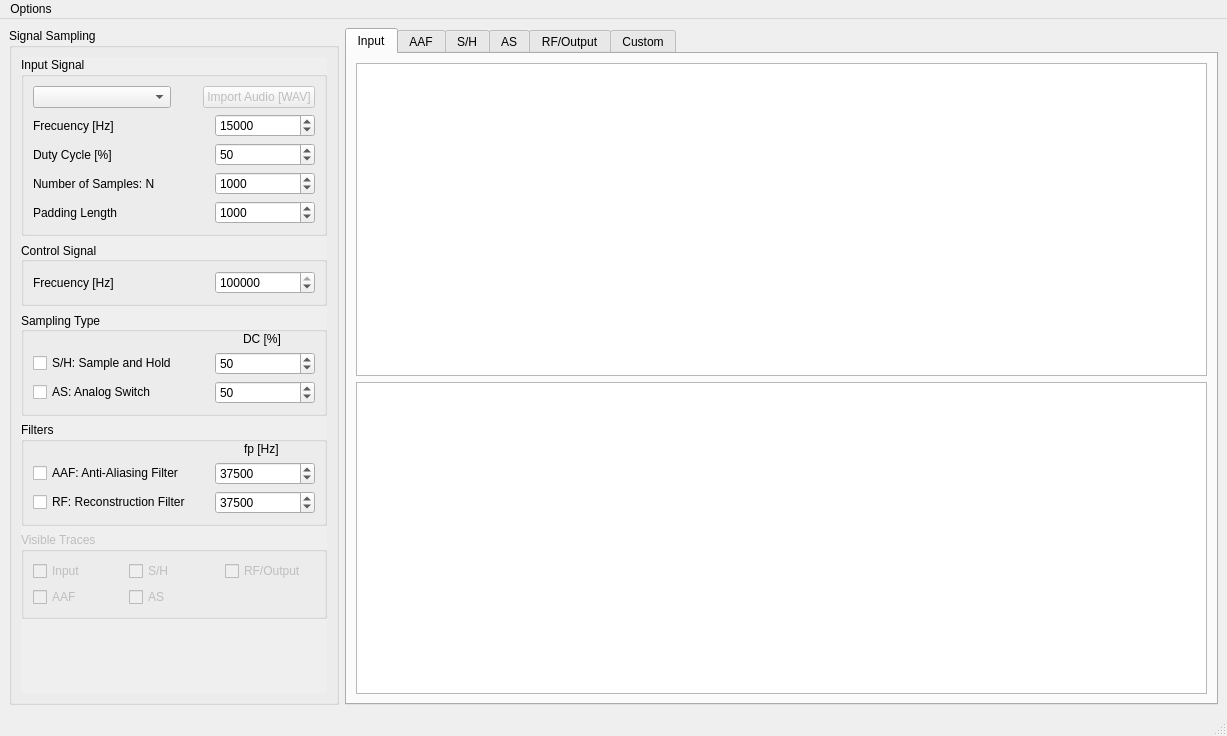
Above: qt_gui.ui from agussolari/assd_tp1_gui before the change. Below: the same form after it.
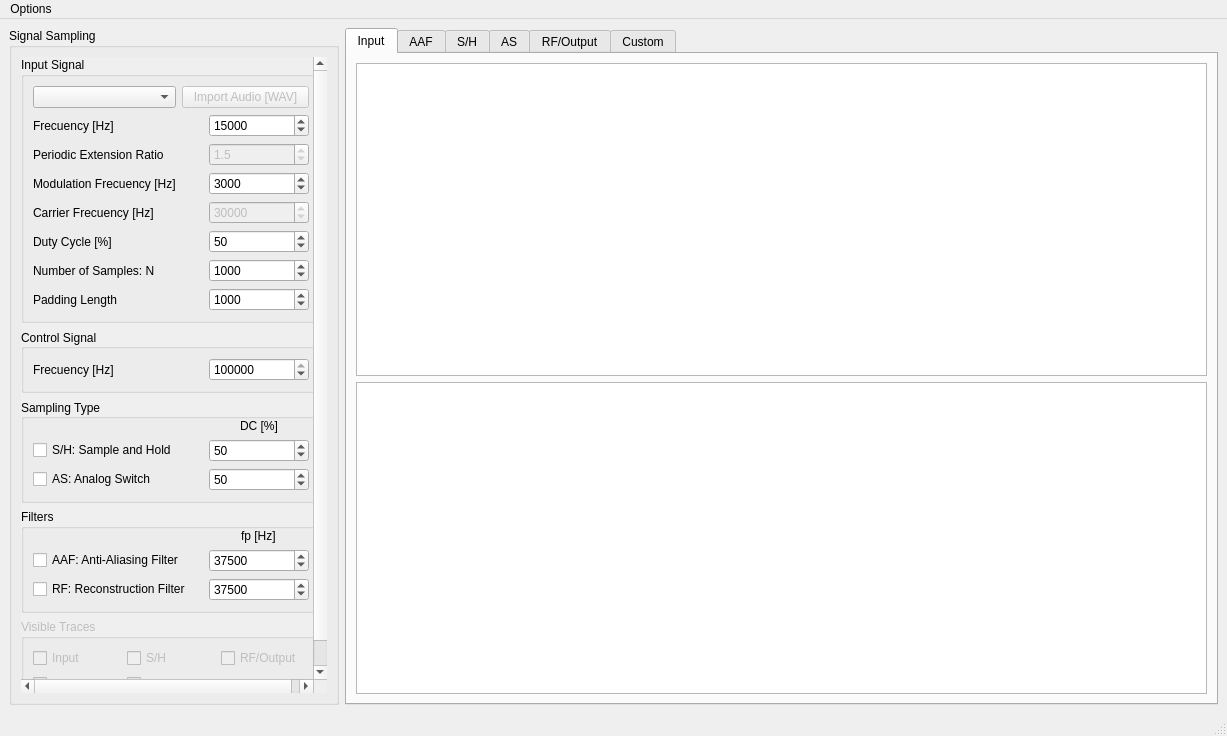
That is the form after the change. Custom widgets are drawn as their Qt base class.

Commit message: Added special signals and minor bug fixes

Patch:
```diff
--- a/qt_gui.ui
+++ b/qt_gui.ui
@@ -13,7 +13,7 @@
   <property name="minimumSize">
    <size>
     <width>200</width>
-    <height>600</height>
+    <height>400</height>
    </size>
   </property>
   <property name="windowTitle">
@@ -32,7 +32,7 @@
       <property name="minimumSize">
        <size>
         <width>200</width>
-        <height>500</height>
+        <height>300</height>
        </size>
       </property>
       <property name="maximumSize">
@@ -91,8 +91,8 @@
            <rect>
             <x>0</x>
             <y>0</y>
-            <width>306</width>
-            <height>623</height>
+            <width>310</width>
+            <height>644</height>
            </rect>
           </property>
           <property name="minimumSize">
@@ -137,66 +137,64 @@
              <property name="flat">
               <bool>false</bool>
              </property>
-             <layout class="QGridLayout" name="gridLayout_6" columnminimumwidth="0,0">
-              <item row="4" column="1" alignment="Qt::AlignRight">
-               <widget class="QSpinBox" name="spin_paddingLength">
-                <property name="minimumSize">
-                 <size>
-                  <width>100</width>
-                  <height>0</height>
-                 </size>
+             <layout class="QGridLayout" name="gridLayout_2">
+              <item row="0" column="0">
+               <widget class="QComboBox" name="box_typeInputSignal">
+                <property name="sizePolicy">
+                 <sizepolicy hsizetype="Expanding" vsizetype="Minimum">
+                  <horstretch>0</horstretch>
+                  <verstretch>0</verstretch>
+                 </sizepolicy>
                 </property>
-                <property name="maximumSize">
-                 <size>
-                  <width>100</width>
-                  <height>16777215</height>
-                 </size>
+                <property name="currentIndex">
+                 <number>-1</number>
                 </property>
-                <property name="minimum">
-                 <number>1</number>
+                <property name="frame">
+                 <bool>true</bool>
                 </property>
-                <property name="maximum">
-                 <number>100000</number>
-                </property>
-                <property name="value">
-                 <number>1000</number>
-                </property>
+                <item>
+                 <property name="text">
+                  <string>Sinusoidal</string>
+                 </property>
+                </item>
+                <item>
+                 <property name="text">
+                  <string>Exponential</string>
+                 </property>
+                </item>
+                <item>
+                 <property name="text">
+                  <string>Triangular</string>
+                 </property>
+                </item>
+                <item>
+                 <property name="text">
+                  <string>Square</string>
+                 </property>
+                </item>
+                <item>
+                 <property name="text">
+                  <string>AM</string>
+                 </property>
+                </item>
+                <item>
+                 <property name="text">
+                  <string>Audio</string>
+                 </property>
+                </item>
                </widget>
               </item>
-              <item row="2" column="0">
-               <widget class="QLabel" name="label_frecInputDuty">
-                <property name="text">
-                 <string>Duty Cycle [%]</string>
-                </property>
-               </widget>
-              </item>
-              <item row="2" column="1" alignment="Qt::AlignRight">
-               <widget class="QSpinBox" name="spin_dutyInputSignal">
-                <property name="minimumSize">
-                 <size>
-                  <width>100</width>
-                  <height>0</height>
-                 </size>
-                </property>
-                <property name="maximumSize">
-                 <size>
-                  <width>100</width>
-                  <height>16777215</height>
-                 </size>
-                </property>
-                <property name="maximum">
-                 <number>100</number>
-                </property>
-                <property name="value">
-                 <number>50</number>
-                </property>
-               </widget>
-              </item>
-              <item row="0" column="1" alignment="Qt::AlignRight">
+              <item row="0" column="1">
                <widget class="QPushButton" name="import_button">
                 <property name="enabled">
                  <bool>false</bool>
                 </property>
+                <property name="sizePolicy">
+                 <sizepolicy hsizetype="Expanding" vsizetype="Fixed">
+                  <horstretch>0</horstretch>
+                  <verstretch>0</verstretch>
+                 </sizepolicy>
+                </property>
                 <property name="mouseTracking">
                  <bool>false</bool>
                 </property>
@@ -246,15 +244,18 @@
                 </property>
                </widget>
               </item>
-              <item row="4" column="0">
-               <widget class="QLabel" name="label_paddingLength">
+              <item row="2" column="0">
+               <widget class="QLabel" name="label_perExtInputSignal">
                 <property name="text">
-                 <string>Padding Length</string>
+                 <string>Periodic Extension Ratio</string>
                 </property>
                </widget>
               </item>
-              <item row="3" column="1" alignment="Qt::AlignRight">
-               <widget class="QSpinBox" name="spin_samplesInputSignal">
+              <item row="2" column="1" alignment="Qt::AlignRight">
+               <widget class="QDoubleSpinBox" name="spin_perExtInputSignal">
+                <property name="enabled">
+                 <bool>false</bool>
+                </property>
                 <property name="minimumSize">
                  <size>
                   <width>100</width>
@@ -267,60 +268,187 @@
                   <height>16777215</height>
                  </size>
                 </property>
-                <property name="minimum">
+                <property name="decimals">
                  <number>1</number>
                 </property>
                 <property name="maximum">
-                 <number>100000</number>
+                 <double>10.000000000000000</double>
+                </property>
+                <property name="singleStep">
+                 <double>0.100000000000000</double>
                 </property>
                 <property name="value">
-                 <number>1000</number>
+                 <double>1.500000000000000</double>
                 </property>
                </widget>
               </item>
               <item row="3" column="0">
+               <widget class="QLabel" name="label_frecModInputSignal">
+                <property name="sizePolicy">
+                 <sizepolicy hsizetype="Preferred" vsizetype="Preferred">
+                  <horstretch>0</horstretch>
+                  <verstretch>0</verstretch>
+                 </sizepolicy>
+                </property>
+                <property name="text">
+                 <string>Modulation Frecuency [Hz]</string>
+                </property>
+               </widget>
+              </item>
+              <item row="3" column="1" alignment="Qt::AlignRight">
+               <widget class="QSpinBox" name="spin_frecModInputSignal">
+                <property name="enabled">
+                 <bool>true</bool>
+                </property>
+                <property name="minimumSize">
+                 <size>
+                  <width>100</width>
+                  <height>0</height>
+                 </size>
+                </property>
+                <property name="maximumSize">
+                 <size>
+                  <width>100</width>
+                  <height>16777215</height>
+                 </size>
+                </property>
+                <property name="maximum">
+                 <number>100000</number>
+                </property>
+                <property name="value">
+                 <number>3000</number>
+                </property>
+               </widget>
+              </item>
+              <item row="4" column="0">
+               <widget class="QLabel" name="label_frecPortInputSignal">
+                <property name="sizePolicy">
+                 <sizepolicy hsizetype="Preferred" vsizetype="Preferred">
+                  <horstretch>0</horstretch>
+                  <verstretch>0</verstretch>
+                 </sizepolicy>
+                </property>
+                <property name="text">
+                 <string>Carrier Frecuency [Hz]</string>
+                </property>
+               </widget>
+              </item>
+              <item row="4" column="1" alignment="Qt::AlignRight">
+               <widget class="QSpinBox" name="spin_frecPortInputSignal">
+                <property name="enabled">
+                 <bool>false</bool>
+                </property>
+                <property name="minimumSize">
+                 <size>
+                  <width>100</width>
+                  <height>0</height>
+                 </size>
+                </property>
+                <property name="maximumSize">
+                 <size>
+                  <width>100</width>
+                  <height>16777215</height>
+                 </size>
+                </property>
+                <property name="maximum">
+                 <number>100000</number>
+                </property>
+                <property name="value">
+                 <number>30000</number>
+                </property>
+               </widget>
+              </item>
+              <item row="5" column="0">
+               <widget class="QLabel" name="label_frecInputDuty">
+                <property name="text">
+                 <string>Duty Cycle [%]</string>
+                </property>
+               </widget>
+              </item>
+              <item row="5" column="1" alignment="Qt::AlignRight">
+               <widget class="QSpinBox" name="spin_dutyInputSignal">
+                <property name="minimumSize">
+                 <size>
+                  <width>100</width>
+                  <height>0</height>
+                 </size>
+                </property>
+                <property name="maximumSize">
+                 <size>
+                  <width>100</width>
+                  <height>16777215</height>
+                 </size>
+                </property>
+                <property name="maximum">
+                 <number>100</number>
+                </property>
+                <property name="value">
+                 <number>50</number>
+                </property>
+               </widget>
+              </item>
+              <item row="6" column="0">
                <widget class="QLabel" name="label_samplesInputSignal">
                 <property name="text">
                  <string>Number of Samples: N</string>
                 </property>
                </widget>
               </item>
-              <item row="0" column="0">
-               <widget class="QComboBox" name="box_typeInputSignal">
-                <property name="sizePolicy">
-                 <sizepolicy hsizetype="Preferred" vsizetype="Minimum">
-                  <horstretch>0</horstretch>
-                  <verstretch>0</verstretch>
-                 </sizepolicy>
+              <item row="6" column="1" alignment="Qt::AlignRight">
+               <widget class="QSpinBox" name="spin_samplesInputSignal">
+                <property name="minimumSize">
+                 <size>
+                  <width>100</width>
+                  <height>0</height>
+                 </size>
                 </property>
-                <property name="currentIndex">
-                 <number>-1</number>
+                <property name="maximumSize">
+                 <size>
+                  <width>100</width>
+                  <height>16777215</height>
+                 </size>
                 </property>
-                <item>
-                 <property name="text">
-                  <string>Sinusoidal</string>
-                 </property>
-                </item>
-                <item>
-                 <property name="text">
-                  <string>Exponential</string>
-                 </property>
-                </item>
-                <item>
-                 <property name="text">
-                  <string>Triangular</string>
-                 </property>
-                </item>
-                <item>
-                 <property name="text">
-                  <string>Square</string>
-                 </property>
-                </item>
-                <item>
-                 <property name="text">
-                  <string>Audio</string>
-                 </property>
-                </item>
+                <property name="minimum">
+                 <number>1</number>
+                </property>
+                <property name="maximum">
+                 <number>100000</number>
+                </property>
+                <property name="value">
+                 <number>1000</number>
+                </property>
+               </widget>
+              </item>
+              <item row="7" column="0">
+               <widget class="QLabel" name="label_paddingLength">
+                <property name="text">
+                 <string>Padding Length</string>
+                </property>
+               </widget>
+              </item>
+              <item row="7" column="1" alignment="Qt::AlignRight">
+               <widget class="QSpinBox" name="spin_paddingLength">
+                <property name="minimumSize">
+                 <size>
+                  <width>100</width>
+                  <height>0</height>
+                 </size>
+                </property>
+                <property name="maximumSize">
+                 <size>
+                  <width>100</width>
+                  <height>16777215</height>
+                 </size>
+                </property>
+                <property name="minimum">
+                 <number>1</number>
+                </property>
+                <property name="maximum">
+                 <number>100000</number>
+                </property>
+                <property name="value">
+                 <number>1000</number>
+                </property>
                </widget>
               </item>
              </layout>
```
Left out of the diff: 2 changed lines with no effect on the pictures. The commit also changes 8 other files.
